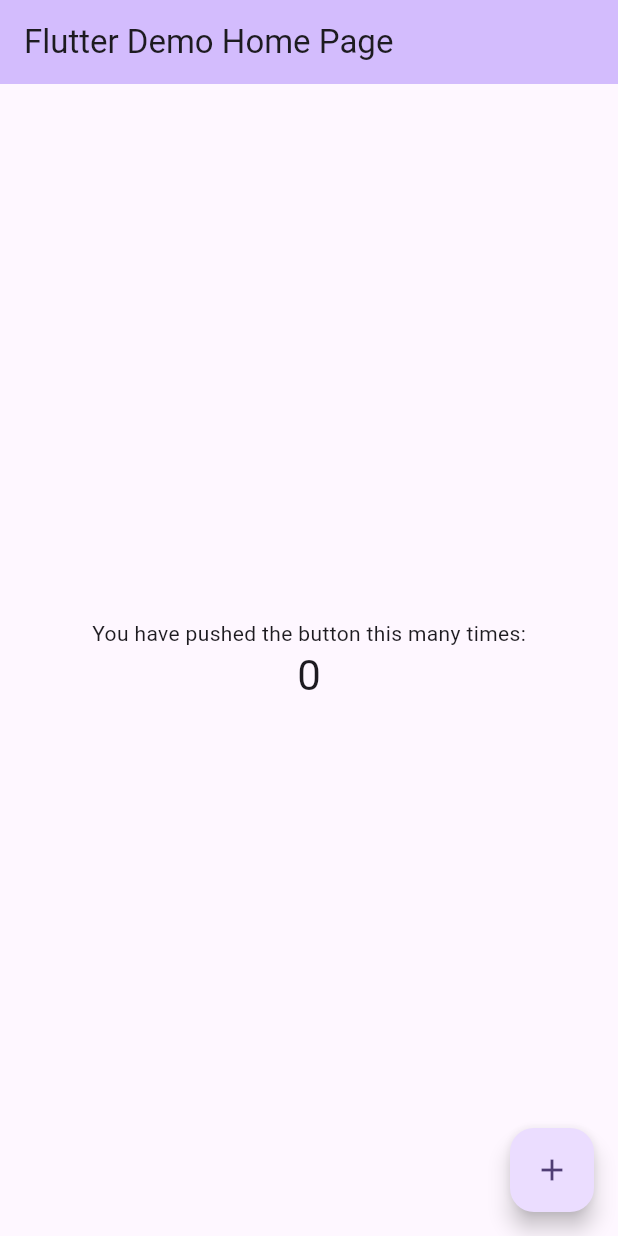
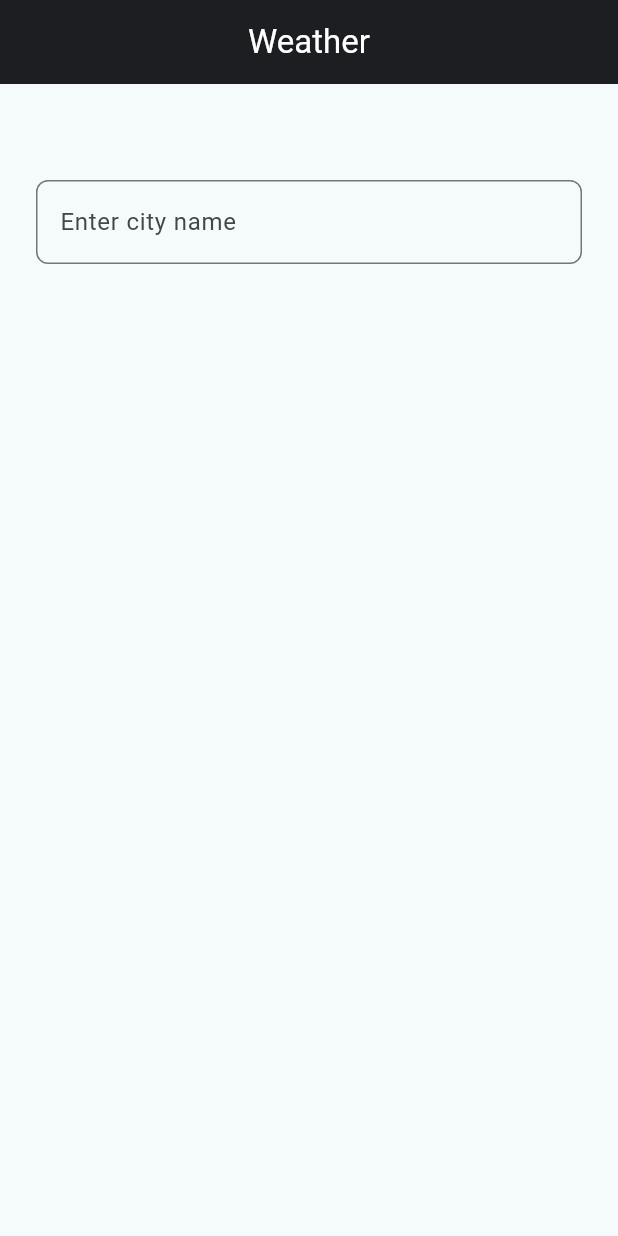
Before and after one commit to Royserg/weather, a Flutter app: the screen it shows after launch, on a phone screen of 412 x 824 dp. Run offline on Flutter 3.47's test engine with Material 2 defaults, Android fonts, the phone set to English and light mode, and no system bars; our stand-ins replace dartz, equatable, flutter_bloc, get_it, rxdart.

Commit message:
feat: add weather info search and tests

```diff
--- /dev/null
+++ b/lib/injection_container.dart
@@ -0,0 +1,30 @@
+import 'package:get_it/get_it.dart';
+import 'package:weather/data/data_sources/remote_data_source.dart';
+import 'package:weather/data/repositories/weather_repository_impl.dart';
+import 'package:weather/domain/repositories/weather_repository.dart';
+import 'package:weather/domain/usecases/get_current_weather.dart';
+import 'package:weather/presentation/bloc/weather_bloc.dart';
+import 'package:http/http.dart' as http;
+
+final locator = GetIt.instance;
+
+void setupLocator() {
+  // bloc
+  locator.registerFactory(() => WeatherBloc(locator()));
+
+  // usecase
+  locator.registerLazySingleton(() => GetCurrentWeatherUseCase(locator()));
+
+  // repository
+  locator.registerLazySingleton<WeatherRepository>(
+    () => WeatherRepositoryImpl(weatherRemoteDataSource: locator()),
+  );
+
+  // data source
+  locator.registerLazySingleton<WeatherRemoteDataSource>(
+    () => WeatherRemoteDataSourceImpl(client: locator()),
+  );
+
+  // external
+  locator.registerLazySingleton(() => http.Client());
+}
--- a/lib/main.dart
+++ b/lib/main.dart
@@ -1,125 +1,31 @@
 import 'package:flutter/material.dart';
+import 'package:flutter_bloc/flutter_bloc.dart';
+import 'package:weather/injection_container.dart';
+import 'package:weather/presentation/bloc/weather_bloc.dart';
+import 'package:weather/presentation/pages/weather_page.dart';
 
 void main() {
+  setupLocator();
   runApp(const MyApp());
 }
 
 class MyApp extends StatelessWidget {
   const MyApp({super.key});
 
-  // This widget is the root of your application.
   @override
   Widget build(BuildContext context) {
-    return MaterialApp(
-      title: 'Flutter Demo',
-      theme: ThemeData(
-        // This is the theme of your application.
-        //
-        // TRY THIS: Try running your application with "flutter run". You'll see
-        // the application has a blue toolbar. Then, without quitting the app,
-        // try changing the seedColor in the colorScheme below to Colors.green
-        // and then invoke "hot reload" (save your changes or press the "hot
-        // reload" button in a Flutter-supported IDE, or press "r" if you used
-        // the command line to start the app).
-        //
-        // Notice that the counter didn't reset back to zero; the application
-        // state is not lost during the reload. To reset the state, use hot
-        // restart instead.
-        //
-        // This works for code too, not just values: Most code changes can be
-        // tested with just a hot reload.
-        colorScheme: ColorScheme.fromSeed(seedColor: Colors.deepPurple),
-        useMaterial3: true,
+    return MultiBlocProvider(
+      providers: [
+        BlocProvider(create: (_) => locator<WeatherBloc>()),
+      ],
+      child: MaterialApp(
+        title: 'Weather',
+        theme: ThemeData(
+          colorScheme: ColorScheme.fromSeed(seedColor: Colors.white54),
+          useMaterial3: true,
+        ),
+        home: const WeatherPage(),
       ),
-      home: const MyHomePage(title: 'Flutter Demo Home Page'),
     );
   }
 }
-
-class MyHomePage extends StatefulWidget {
-  const MyHomePage({super.key, required this.title});
-
-  // This widget is the home page of your application. It is stateful, meaning
-  // that it has a State object (defined below) that contains fields that affect
-  // how it looks.
-
-  // This class is the configuration for the state. It holds the values (in this
-  // case the title) provided by the parent (in this case the App widget) and
-  // used by the build method of the State. Fields in a Widget subclass are
-  // always marked "final".
-
-  final String title;
-
-  @override
-  State<MyHomePage> createState() => _MyHomePageState();
-}
-
-class _MyHomePageState extends State<MyHomePage> {
-  int _counter = 0;
-
-  void _incrementCounter() {
-    setState(() {
-      // This call to setState tells the Flutter framework that something has
-      // changed in this State, which causes it to rerun the build method below
-      // so that the display can reflect the updated values. If we changed
-      // _counter without calling setState(), then the build method would not be
-      // called again, and so nothing would appear to happen.
-      _counter++;
-    });
-  }
-
-  @override
-  Widget build(BuildContext context) {
-    // This method is rerun every time setState is called, for instance as done
-    // by the _incrementCounter method above.
-    //
-    // The Flutter framework has been optimized to make rerunning build methods
-    // fast, so that you can just rebuild anything that needs updating rather
-    // than having to individually change instances of widgets.
-    return Scaffold(
-      appBar: AppBar(
-        // TRY THIS: Try changing the color here to a specific color (to
-        // Colors.amber, perhaps?) and trigger a hot reload to see the AppBar
-        // change color while the other colors stay the same.
-        backgroundColor: Theme.of(context).colorScheme.inversePrimary,
-        // Here we take the value from the MyHomePage object that was created by
-        // the App.build method, and use it to set our appbar title.
-        title: Text(widget.title),
-      ),
-      body: Center(
-        // Center is a layout widget. It takes a single child and positions it
-        // in the middle of the parent.
-        child: Column(
-          // Column is also a layout widget. It takes a list of children and
-          // arranges them vertically. By default, it sizes itself to fit its
-          // children horizontally, and tries to be as tall as its parent.
-          //
-          // Column has various properties to control how it sizes itself and
-          // how it positions its children. Here we use mainAxisAlignment to
-          // center the children vertically; the main axis here is the vertical
-          // axis because Columns are vertical (the cross axis would be
-          // horizontal).
-          //
-          // TRY THIS: Invoke "debug painting" (choose the "Toggle Debug Paint"
-          // action in the IDE, or press "p" in the console), to see the
-          // wireframe for each widget.
-          mainAxisAlignment: MainAxisAlignment.center,
-          children: <Widget>[
-            const Text(
-              'You have pushed the button this many times:',
-            ),
-            Text(
-              '$_counter',
-              style: Theme.of(context).textTheme.headlineMedium,
-            ),
-          ],
-        ),
-      ),
-      floatingActionButton: FloatingActionButton(
-        onPressed: _incrementCounter,
-        tooltip: 'Increment',
-        child: const Icon(Icons.add),
-      ), // This trailing comma makes auto-formatting nicer for build methods.
-    );
-  }
-}
--- /dev/null
+++ b/lib/presentation/bloc/weather_bloc.dart
@@ -0,0 +1,32 @@
+import 'package:weather/domain/usecases/get_current_weather.dart';
+import 'package:weather/presentation/bloc/weather_event.dart';
+import 'package:weather/presentation/bloc/weather_state.dart';
+import 'package:rxdart/rxdart.dart';
+import 'package:flutter_bloc/flutter_bloc.dart';
+
+class WeatherBloc extends Bloc<WeatherEvent, WeatherState> {
+  final GetCurrentWeatherUseCase _getCurrentWeatherUseCase;
+
+  WeatherBloc(this._getCurrentWeatherUseCase) : super(WeatherEmpty()) {
+    on<OnCityChanged>(
+      (event, emit) async {
+        emit(WeatherLoading());
+
+        final result = await _getCurrentWeatherUseCase.execute(event.cityName);
+        result.fold(
+          (failure) {
+            emit(WeatherLoadFailure(failure.message));
+          },
+          (data) {
+            emit(WeatherLoaded(data));
+          },
+        );
+      },
+      transformer: debounce(const Duration(milliseconds: 500)),
+    );
+  }
+}
+
+EventTransformer<T> debounce<T>(Duration duration) {
+  return (events, mapper) => events.debounceTime(duration).flatMap(mapper);
+}
--- /dev/null
+++ b/lib/presentation/bloc/weather_event.dart
@@ -0,0 +1,17 @@
+import 'package:equatable/equatable.dart';
+
+abstract class WeatherEvent extends Equatable {
+  const WeatherEvent();
+
+  @override
+  List<Object?> get props => [];
+}
+
+class OnCityChanged extends WeatherEvent {
+  final String cityName;
+
+  const OnCityChanged(this.cityName);
+
+  @override
+  List<Object?> get props => [cityName];
+}
--- /dev/null
+++ b/lib/presentation/bloc/weather_state.dart
@@ -0,0 +1,31 @@
+import 'package:equatable/equatable.dart';
+import 'package:weather/domain/entities/weather.dart';
+
+abstract class WeatherState extends Equatable {
+  const WeatherState();
+
+  @override
+  List<Object?> get props => [];
+}
+
+class WeatherEmpty extends WeatherState {}
+
+class WeatherLoading extends WeatherState {}
+
+class WeatherLoaded extends WeatherState {
+  final WeatherEntity result;
+
+  const WeatherLoaded(this.result);
+
+  @override
+  List<Object?> get props => [result];
+}
+
+class WeatherLoadFailure extends WeatherState {
+  final String message;
+
+  const WeatherLoadFailure(this.message);
+
+  @override
+  List<Object?> get props => [message];
+}
--- /dev/null
+++ b/lib/presentation/pages/weather_page.dart
@@ -0,0 +1,172 @@
+import 'package:flutter/material.dart';
+import 'package:flutter_bloc/flutter_bloc.dart';
+import 'package:weather/core/constants/constants.dart';
+import 'package:weather/presentation/bloc/weather_bloc.dart';
+import 'package:weather/presentation/bloc/weather_event.dart';
+import 'package:weather/presentation/bloc/weather_state.dart';
+
+class WeatherPage extends StatelessWidget {
+  const WeatherPage({Key? key}) : super(key: key);
+
+  @override
+  Widget build(BuildContext context) {
+    return Scaffold(
+      appBar: AppBar(
+        backgroundColor: const Color(0xff1d1e22),
+        title: const Text(
+          'Weather',
+          style: TextStyle(color: Colors.white),
+        ),
+        centerTitle: true,
+      ),
+      body: Padding(
+        padding: const EdgeInsets.all(24.0),
+        child: Column(
+          children: [
+            const SizedBox(height: 40),
+            TextField(
+              decoration: InputDecoration(
+                hintText: 'Enter city name',
+                border: OutlineInputBorder(
+                  borderRadius: BorderRadius.circular(8),
+                ),
+              ),
+              onChanged: (value) {
+                context.read<WeatherBloc>().add(OnCityChanged(value));
+              },
+            ),
+            const SizedBox(height: 48),
+            BlocBuilder<WeatherBloc, WeatherState>(builder: (context, state) {
+              if (state is WeatherLoading) {
+                return const Center(
+                  child: CircularProgressIndicator(),
+                );
+              }
+
+              if (state is WeatherLoadFailure) {
+                return Center(
+                  child: Text(state.message),
+                );
+              }
+
+              if (state is WeatherLoaded) {
+                return Column(
+                  key: const Key('weather_data'),
+                  children: [
+                    Row(
+                      mainAxisAlignment: MainAxisAlignment.center,
+                      children: [
+                        Text(
+                          state.result.cityName,
+                          style: const TextStyle(
+                            fontSize: 22.0,
+                          ),
+                        ),
+                        Image(
+                          image: NetworkImage(
+                            Urls.weatherIcon(
+                              state.result.iconCode,
+                            ),
+                          ),
+                        ),
+                      ],
+                    ),
+                    const SizedBox(height: 8.0),
+                    Text(
+                      '${state.result.main} | ${state.result.description}',
+                      style: const TextStyle(
+                        fontSize: 16.0,
+                        letterSpacing: 1.2,
+                      ),
+                    ),
+                    const SizedBox(height: 24.0),
+                    Table(
+                      defaultColumnWidth: const FixedColumnWidth(150.0),
+                      border: TableBorder.all(
+                        color: Colors.grey,
+                        style: BorderStyle.solid,
+                        width: 1,
+                      ),
+                      children: [
+                        TableRow(children: [
+                          const Padding(
+                            padding: EdgeInsets.all(8.0),
+                            child: Text(
+                              'Temperature',
+                              style: TextStyle(
+                                fontSize: 16.0,
+                                letterSpacing: 1.2,
+                              ),
+                            ),
+                          ),
+                          Padding(
+                            padding: const EdgeInsets.all(8.0),
+                            child: Text(
+                              state.result.temperature.toString(),
+                              style: const TextStyle(
+                                fontSize: 16.0,
+                                letterSpacing: 1.2,
+                                fontWeight: FontWeight.bold,
+                              ),
+                            ),
+                          ), // Will be change later
+                        ]),
+                        TableRow(children: [
+                          const Padding(
+                            padding: EdgeInsets.all(8.0),
+                            child: Text(
+                              'Pressure',
+                              style: TextStyle(
+                                fontSize: 16.0,
+                                letterSpacing: 1.2,
+                              ),
+                            ),
+                          ),
+                          Padding(
+                            padding: const EdgeInsets.all(8.0),
+                            child: Text(
+                              state.result.pressure.toString(),
+                              style: const TextStyle(
+                                  fontSize: 16.0,
+                                  letterSpacing: 1.2,
+                                  fontWeight: FontWeight.bold),
+                            ),
+                          ), // Will be change later
+                        ]),
+                        TableRow(children: [
+                          const Padding(
+                            padding: EdgeInsets.all(8.0),
+                            child: Text(
+                              'Humidity',
+                              style: TextStyle(
+                                fontSize: 16.0,
+                                letterSpacing: 1.2,
+                              ),
+                            ),
+                          ),
+                          Padding(
+                            padding: const EdgeInsets.all(8.0),
+                            child: Text(
+                              state.result.humidity.toString(),
+                              style: const TextStyle(
+                                fontSize: 16.0,
+                                letterSpacing: 1.2,
+                                fontWeight: FontWeight.bold,
+                              ),
+                            ),
+                          ), // Will be change later
+                        ]),
+                      ],
+                    ),
+                  ],
+                );
+              }
+
+              return Container();
+            }),
+          ],
+        ),
+      ),
+    );
+  }
+}
```
Also changed, not shown: 4 other files.
